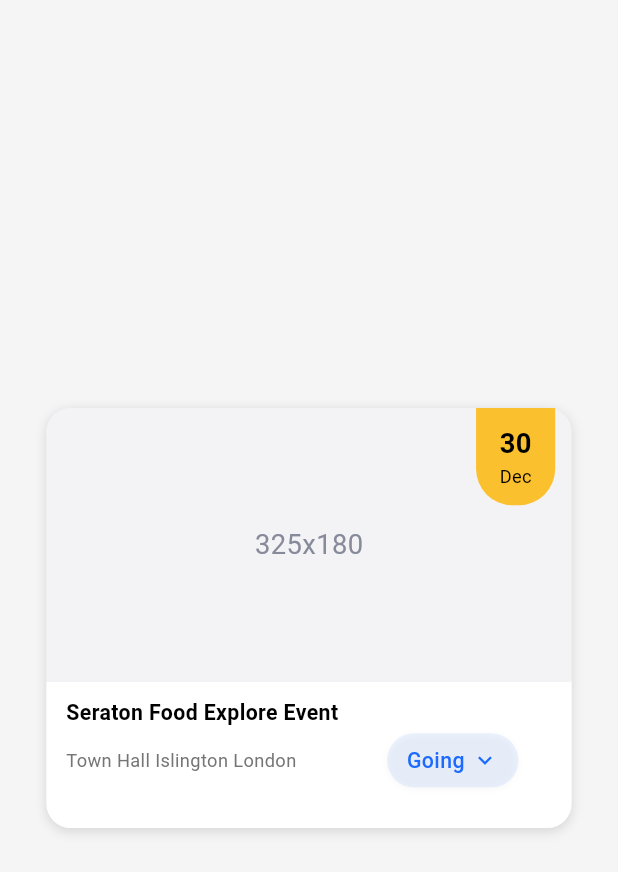
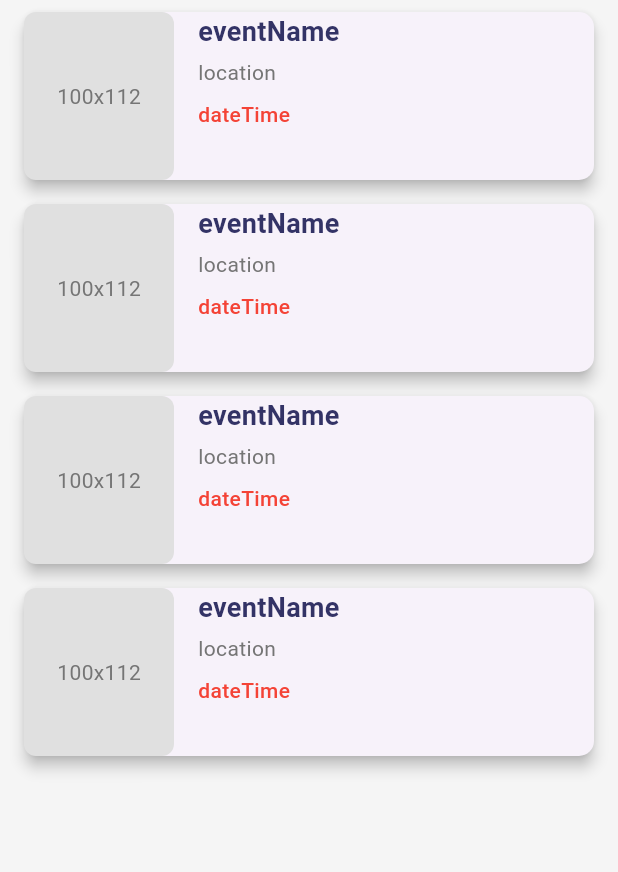
Before and after one commit to KrishaGaire66/app-click-click, a Flutter app: the screen it shows after launch, on a phone screen of 412 x 824 dp. Shown: the top 872 px of the screen. Run offline on Flutter 3.47's test engine with Material 3 defaults, Android fonts, the phone set to English and light mode, and no system bars; our stand-ins replace flutter_screenutil.

Commit message:
completed custome_other_image_card

```diff
--- a/lib/main.dart
+++ b/lib/main.dart
@@ -3,6 +3,7 @@ import 'package:click_click/screen/auth/signinscreen/components/widgets/signin_w
 import 'package:click_click/themes/app_theme.dart';
 import 'package:click_click/widgets/custom_textfiels.dart';
 import 'package:click_click/widgets/event_image_card.dart';
+import 'package:click_click/widgets/other_image_card.dart';
 import 'package:flutter/material.dart';
 import 'package:flutter_screenutil/flutter_screenutil.dart';
 
@@ -38,7 +39,28 @@ class HomeScreen extends StatelessWidget {
     return Scaffold(
       backgroundColor: Colors.grey[100], // Optional background
       body: Center(
-        child: EventCard(), //  Centered Event Card
+        child: Column(
+          children: [
+            OtherImageCard(
+              eventName: "eventName",
+              location: "location",
+              dateTime: "dateTime",
+            ),
+              OtherImageCard(
+              eventName: "eventName",
+              location: "location",
+              dateTime: "dateTime",
+            ),  OtherImageCard(
+              eventName: "eventName",
+              location: "location",
+              dateTime: "dateTime",
+            ),  OtherImageCard(
+              eventName: "eventName",
+              location: "location",
+              dateTime: "dateTime",
+            ),
+          ],
+        ), //  Centered Event Card
       ),
     );
   }
--- /dev/null
+++ b/lib/widgets/other_image_card.dart
@@ -0,0 +1,120 @@
+import 'package:flutter/material.dart';
+
+class OtherImageCard extends StatelessWidget {
+  // It's good practice to make properties for dynamic data
+  final String eventName;
+  final String location;
+  final String dateTime;
+  final String? imageUrl; // Optional image URL
+
+  const OtherImageCard({
+    Key? key,
+    required this.eventName,
+    required this.location,
+    required this.dateTime,
+    this.imageUrl,
+  }) : super(key: key);
+
+  @override
+  Widget build(BuildContext context) {
+    return NewWidget(
+      imageUrl: imageUrl,
+      eventName: eventName,
+      location: location,
+      dateTime: dateTime,
+    );
+  }
+}
+
+class NewWidget extends StatelessWidget {
+  const NewWidget({
+    super.key,
+    required this.imageUrl,
+    required this.eventName,
+    required this.location,
+    required this.dateTime,
+  });
+
+  final String? imageUrl;
+  final String eventName;
+  final String location;
+  final String dateTime;
+
+  @override
+  Widget build(BuildContext context) {
+    return Card(
+      // The margin ensures space around the card, preventing it from touching screen edges
+      margin: EdgeInsets.symmetric(
+        horizontal: 16.0,
+        vertical: 8.0,
+      ), // Adjust vertical margin as needed
+      shape: RoundedRectangleBorder(borderRadius: BorderRadius.circular(10.0)),
+      elevation: 4.0,
+      child: Row(
+        crossAxisAlignment:
+            CrossAxisAlignment.start, // Align content to the top
+        children: [
+          // Image or Placeholder
+          Container(
+            width: 100,
+            height: 112,
+            decoration: BoxDecoration(
+              color: Colors.grey[300],
+              borderRadius: BorderRadius.circular(8.0),
+            ),
+            child: imageUrl != null && imageUrl!.isNotEmpty
+                ? ClipRRect(
+                    borderRadius: BorderRadius.circular(8.0),
+                    child: Image.network(
+                      imageUrl!,
+                      fit: BoxFit.cover,
+                      errorBuilder: (context, error, stackTrace) {
+                        return Center(
+                          child: Icon(
+                            Icons.broken_image,
+                            color: Colors.grey[600],
+                          ),
+                        );
+                      },
+                    ),
+                  )
+                : Center(
+                    child: Text(
+                      '100x112',
+                      style: TextStyle(color: Colors.grey[600]),
+                    ),
+                  ),
+          ),
+          SizedBox(width: 16.0), // Space between image and text
+          Column(
+            crossAxisAlignment: CrossAxisAlignment.start,
+            children: [
+              Text(
+                eventName,
+                style: TextStyle(
+                  fontSize: 18.0,
+                  fontWeight: FontWeight.bold,
+                  color: Color(0xFF333366), // A dark blue color
+                ),
+              ),
+              SizedBox(height: 4.0),
+              Text(
+                location,
+                style: TextStyle(fontSize: 14.0, color: Colors.grey[600]),
+              ),
+              SizedBox(height: 8.0),
+              Text(
+                dateTime,
+                style: TextStyle(
+                  fontSize: 14.0,
+                  color: Colors.red,
+                  fontWeight: FontWeight.w500,
+                ),
+              ),
+            ],
+          ),
+        ],
+      ),
+    );
+  }
+}
```
